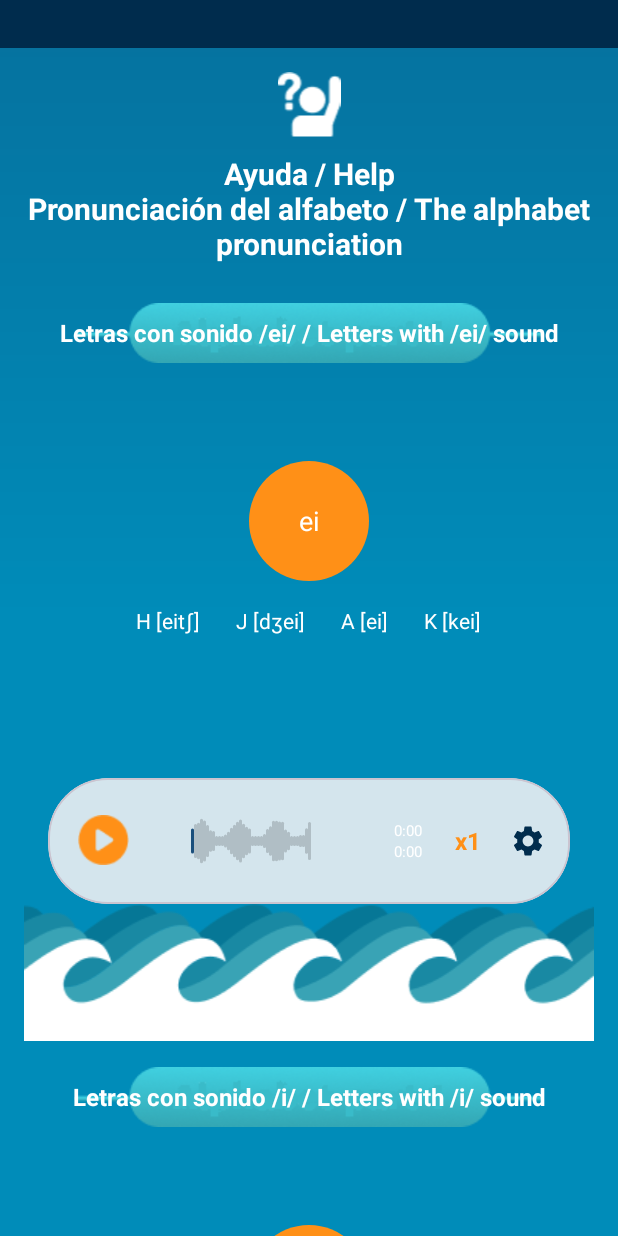
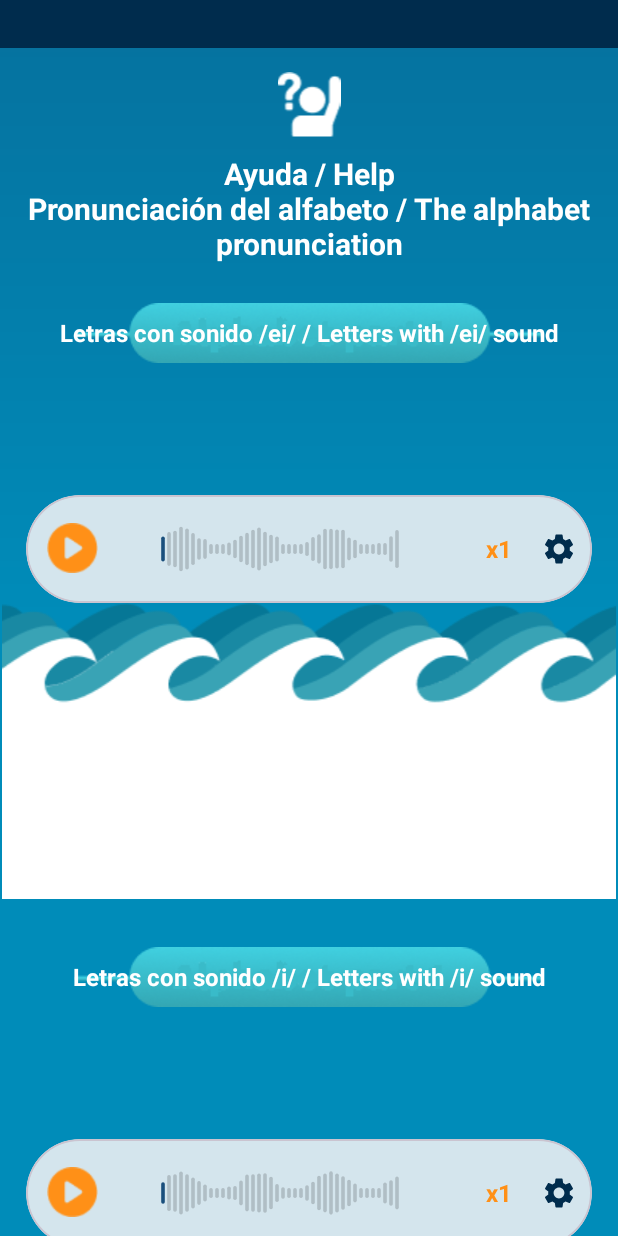
Before and after one commit to Santiagarmo/ColSpeak_Armada, an Android app: the HelpActivity screen opened directly, with no data from a screen before it, on a phone screen of 412 x 824 dp. Run offline under Robolectric (Android 15) with nearby library versions, the light colour scheme and no system bars; 1 statement that could not run was skipped.

Commit message:
feat: adjust layout details table quiz 9

```diff
--- a/app/src/main/res/layout/activity_help.xml
+++ b/app/src/main/res/layout/activity_help.xml
@@ -49,7 +49,7 @@
         android:layout_width="match_parent"
         android:layout_height="0dp"
         android:layout_weight="1"
-        android:paddingHorizontal="16dp"
+        android:paddingHorizontal="1dp"
         android:clipToPadding="false"/>
 
 </LinearLayout>
--- a/app/src/main/res/layout/item_help_section.xml
+++ b/app/src/main/res/layout/item_help_section.xml
@@ -4,7 +4,7 @@
     android:layout_width="match_parent"
     android:layout_height="wrap_content"
     android:orientation="vertical"
-    android:layout_marginBottom="1dp">
+    android:layout_marginBottom="16dp">
 
     <!-- Banner del título de la sección con imagen de fondo -->
     <FrameLayout
@@ -40,7 +40,8 @@
         android:orientation="vertical"
         android:gravity="center"
         android:padding="20dp"
-        android:layout_marginBottom="16dp"/>
+        android:layout_marginBottom="16dp"
+        android:visibility="gone"/>
 
     <!-- Contenedor de imágenes secuenciales -->
     <LinearLayout
@@ -131,7 +132,7 @@
             android:layout_width="match_parent"
             android:layout_height="wrap_content"
             android:orientation="horizontal"
-            android:padding="12dp"
+            android:padding="6dp"
             android:gravity="center_vertical">
 
             <!-- Play/Pause Button -->
@@ -162,7 +163,8 @@
                 android:layout_weight="0.2"
                 android:orientation="vertical"
                 android:gravity="center"
-                android:layout_marginStart="8dp">
+                android:layout_marginStart="8dp"
+                android:visibility="gone">
 
                 <TextView
                     android:id="@+id/currentTimeText"
@@ -351,7 +353,7 @@
             android:layout_height="match_parent"
             android:contentDescription="Decoración de olas"
             android:scaleType="fitXY"
-            android:src="@drawable/olas"
+            android:src="@drawable/big_waves"
             />
 
     </FrameLayout>
```
Also changed, not shown: app/src/main/res/drawable/mouth_aei.png.
